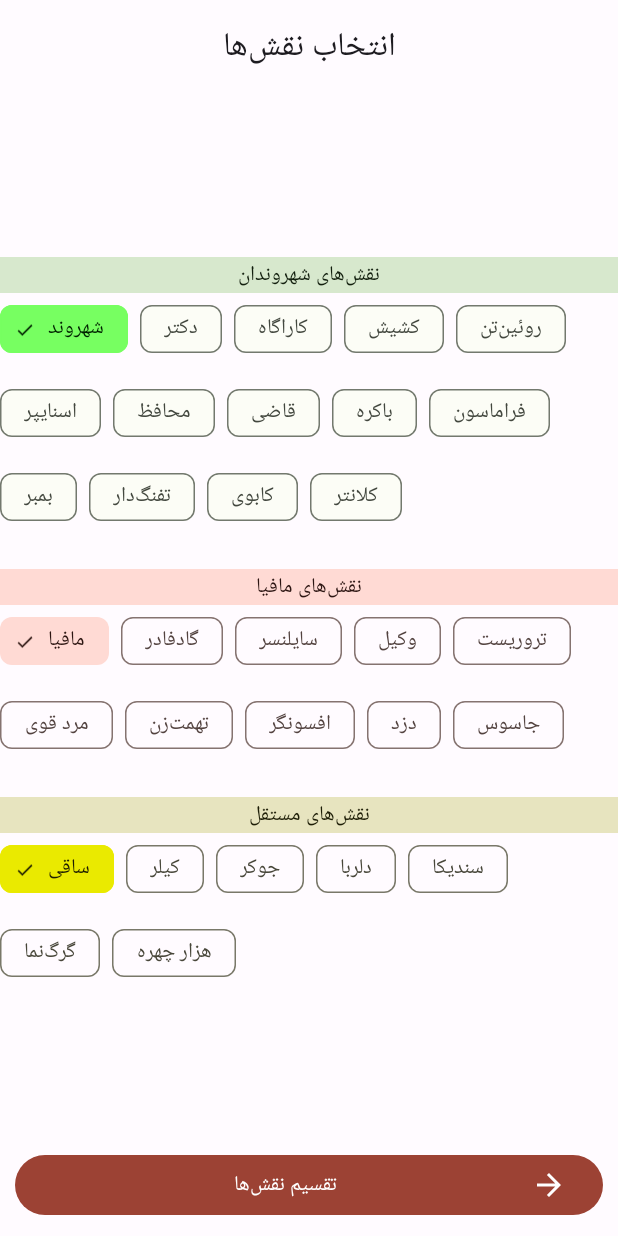
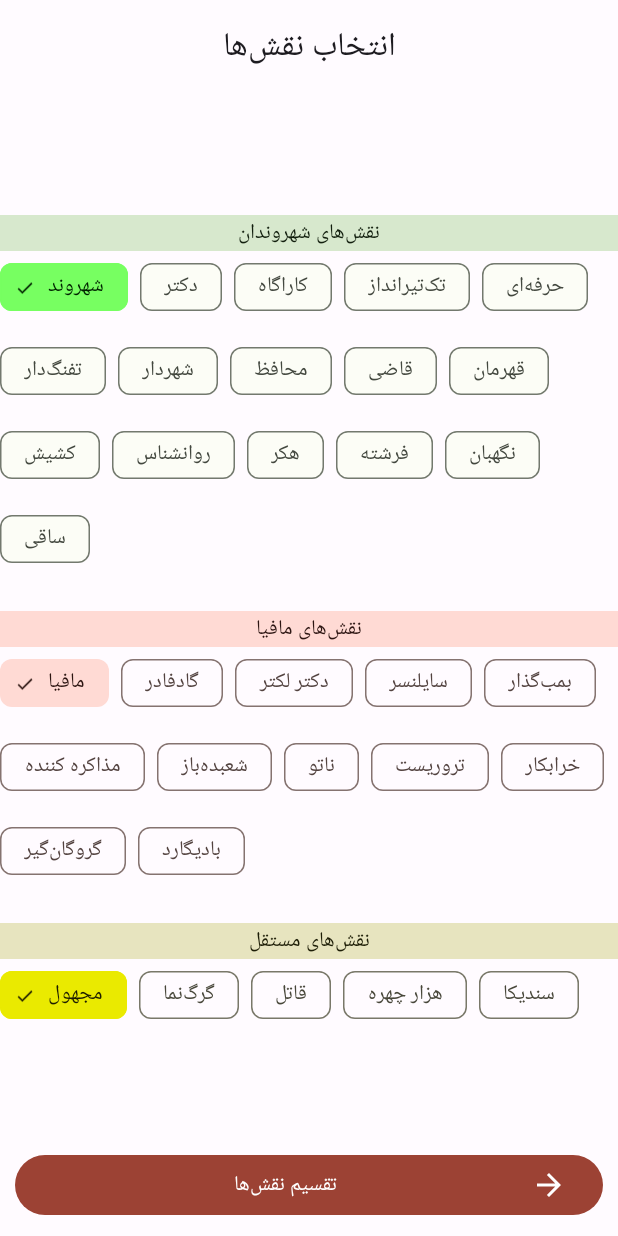
Before and after one commit to IamRezaMousavi/Mafia, an Android app: the RoleActivity screen opened directly, with no data from a screen before it, on a phone screen of 412 x 824 dp. Run offline under Robolectric (Android 15) with nearby library versions, the phone set to English and light mode, and no system bars.

Commit message:
extract string values

```diff
--- a/app/src/main/java/com/github/iamrezamousavi/mafia/ui/view/MainActivity.kt
+++ b/app/src/main/java/com/github/iamrezamousavi/mafia/ui/view/MainActivity.kt
@@ -50,7 +50,7 @@ class MainActivity : AppCompatActivity() {
             val players = viewModel.getPlayers().value ?: return@setOnClickListener
             val playerCheckedSize = players.filter { it.isChecked }.size
             if (playerCheckedSize < 3) {
-                Toast.makeText(this, "Not enough", Toast.LENGTH_SHORT).show()
+                Toast.makeText(this, R.string.player_not_enough, Toast.LENGTH_SHORT).show()
             } else {
                 startActivity(Intent(this, RoleActivity::class.java))
             }
@@ -73,7 +73,7 @@ class MainActivity : AppCompatActivity() {
             when (menuItem.itemId) {
                 R.id.menuItemSelectAll -> {
                     viewModel.selectAllPlayer()
-                    Toast.makeText(this, "Select All", Toast.LENGTH_SHORT).show()
+                    Toast.makeText(this, R.string.select_all, Toast.LENGTH_SHORT).show()
                     true
                 }
 
--- a/app/src/main/java/com/github/iamrezamousavi/mafia/ui/view/PlayerRoleActivity.kt
+++ b/app/src/main/java/com/github/iamrezamousavi/mafia/ui/view/PlayerRoleActivity.kt
@@ -17,6 +17,8 @@ import com.github.iamrezamousavi.mafia.ui.viewmodel.RoleViewModel
 import com.github.iamrezamousavi.mafia.ui.viewmodel.RoleViewModelFactory
 
 class PlayerRoleActivity : AppCompatActivity() {
+    private val extraValue = "roles"
+
     private lateinit var binding: ActivityPlayerRoleBinding
 
     private lateinit var playerRoleAdapter: PlayerRoleAdapter
@@ -43,7 +45,7 @@ class PlayerRoleActivity : AppCompatActivity() {
         )
 
         val roles = ArrayList(
-            intent.extras?.getString("roles")?.split(",")?.map { it.trim(' ', '[', ']') }
+            intent.extras?.getString(extraValue)?.split(",")?.map { it.trim(' ', '[', ']') }
                 ?: ArrayList()
         )
         roleViewModel.setRoles(roles)
@@ -56,9 +58,11 @@ class PlayerRoleActivity : AppCompatActivity() {
                 AlertDialog.Builder(this)
                     .setTitle(role)
                     .setMessage("${player.name}: $role")
-                    .setPositiveButton("Ok", DialogInterface.OnClickListener { dialog, _ ->
-                        dialog.cancel()
-                    })
+                    .setPositiveButton(
+                        R.string.ok_button,
+                        DialogInterface.OnClickListener { dialog, _ ->
+                            dialog.cancel()
+                        })
                     .show()
             }
         )
@@ -73,7 +77,7 @@ class PlayerRoleActivity : AppCompatActivity() {
             when (menuItem.itemId) {
                 R.id.menuItemRefresh -> {
                     roleViewModel.shuffled()
-                    Toast.makeText(this, "Refresh", Toast.LENGTH_SHORT).show()
+                    Toast.makeText(this, R.string.refresh, Toast.LENGTH_SHORT).show()
                     true
                 }
 
--- a/app/src/main/java/com/github/iamrezamousavi/mafia/ui/view/RoleActivity.kt
+++ b/app/src/main/java/com/github/iamrezamousavi/mafia/ui/view/RoleActivity.kt
@@ -8,6 +8,7 @@ import com.github.iamrezamousavi.mafia.databinding.ActivityRoleBinding
 import com.google.android.material.chip.Chip
 
 class RoleActivity : AppCompatActivity() {
+    private val extraValue = "roles"
 
     private lateinit var binding: ActivityRoleBinding
     override fun onCreate(savedInstanceState: Bundle?) {
@@ -40,7 +41,7 @@ class RoleActivity : AppCompatActivity() {
             Toast.makeText(this, "$selectedRoles", Toast.LENGTH_SHORT).show()
 
             val intent = Intent(this, PlayerRoleActivity::class.java)
-            intent.putExtra("roles", selectedRoles.toString())
+            intent.putExtra(extraValue, selectedRoles.toString())
             startActivity(intent)
         }
     }
--- a/app/src/main/java/com/github/iamrezamousavi/mafia/ui/viewmodel/RoleViewModel.kt
+++ b/app/src/main/java/com/github/iamrezamousavi/mafia/ui/viewmodel/RoleViewModel.kt
@@ -3,6 +3,7 @@ package com.github.iamrezamousavi.mafia.ui.viewmodel
 import androidx.lifecycle.LiveData
 import androidx.lifecycle.MutableLiveData
 import androidx.lifecycle.ViewModel
+import com.github.iamrezamousavi.mafia.R
 import com.github.iamrezamousavi.mafia.data.model.Player
 
 class RoleViewModel : ViewModel() {
@@ -22,7 +23,7 @@ class RoleViewModel : ViewModel() {
         val playersSize = players.value?.size ?: 0
         var playerRoles = roles
         while (playerRoles.size < playersSize) {
-            playerRoles.add("شهروند")
+            playerRoles.add(R.string.citizen.toString())
         }
         playerRoles = ArrayList(playerRoles.shuffled())
         playerRoles = ArrayList(playerRoles.shuffled())
--- a/app/src/main/res/layout/citizen_chipgroup.xml
+++ b/app/src/main/res/layout/citizen_chipgroup.xml
@@ -19,7 +19,7 @@
             android:layout_width="wrap_content"
             android:layout_height="wrap_content"
             android:checked="true"
-            android:text="شهروند"
+            android:text="@string/citizen"
             android:textColor="@color/citizenchip_text"
             app:checkedIconTint="@color/citizenchip_text"
             app:chipBackgroundColor="@color/citizenchip_background"
@@ -30,7 +30,7 @@
             style="@style/Widget.Material3.Chip.Filter"
             android:layout_width="wrap_content"
             android:layout_height="wrap_content"
-            android:text="دکتر"
+            android:text="@string/doctor"
             android:textColor="@color/citizenchip_text"
             app:checkedIconTint="@color/citizenchip_text"
             app:chipBackgroundColor="@color/citizenchip_background"
@@ -41,7 +41,7 @@
             style="@style/Widget.Material3.Chip.Filter"
             android:layout_width="wrap_content"
             android:layout_height="wrap_content"
-            android:text="کاراگاه"
+            android:text="@string/detective"
             android:textColor="@color/citizenchip_text"
             app:checkedIconTint="@color/citizenchip_text"
             app:chipBackgroundColor="@color/citizenchip_background"
@@ -52,7 +52,7 @@
             style="@style/Widget.Material3.Chip.Filter"
             android:layout_width="wrap_content"
             android:layout_height="wrap_content"
-            android:text="کشیش"
+            android:text="@string/sniper"
             android:textColor="@color/citizenchip_text"
             app:checkedIconTint="@color/citizenchip_text"
             app:chipBackgroundColor="@color/citizenchip_background"
@@ -63,7 +63,7 @@
             style="@style/Widget.Material3.Chip.Filter"
             android:layout_width="wrap_content"
             android:layout_height="wrap_content"
-            android:text="روئین‌‌تن"
+            android:text="@string/professional"
             android:textColor="@color/citizenchip_text"
             app:checkedIconTint="@color/citizenchip_text"
             app:chipBackgroundColor="@color/citizenchip_background"
@@ -74,7 +74,7 @@
             style="@style/Widget.Material3.Chip.Filter"
             android:layout_width="wrap_content"
             android:layout_height="wrap_content"
-            android:text="اسنایپر"
+            android:text="@string/gunman"
             android:textColor="@color/citizenchip_text"
             app:checkedIconTint="@color/citizenchip_text"
             app:chipBackgroundColor="@color/citizenchip_background"
@@ -85,7 +85,7 @@
             style="@style/Widget.Material3.Chip.Filter"
             android:layout_width="wrap_content"
             android:layout_height="wrap_content"
-            android:text="محافظ"
+            android:text="@string/mayor"
             android:textColor="@color/citizenchip_text"
             app:checkedIconTint="@color/citizenchip_text"
             app:chipBackgroundColor="@color/citizenchip_background"
@@ -96,7 +96,7 @@
             style="@style/Widget.Material3.Chip.Filter"
             android:layout_width="wrap_content"
             android:layout_height="wrap_content"
-            android:text="قاضی"
+            android:text="@string/guardian"
             android:textColor="@color/citizenchip_text"
             app:checkedIconTint="@color/citizenchip_text"
             app:chipBackgroundColor="@color/citizenchip_background"
@@ -107,7 +107,7 @@
             style="@style/Widget.Material3.Chip.Filter"
             android:layout_width="wrap_content"
             android:layout_height="wrap_content"
-            android:text="باکره"
+            android:text="@string/judge"
             android:textColor="@color/citizenchip_text"
             app:checkedIconTint="@color/citizenchip_text"
             app:chipBackgroundColor="@color/citizenchip_background"
@@ -118,8 +118,7 @@
             style="@style/Widget.Material3.Chip.Filter"
             android:layout_width="wrap_content"
             android:layout_height="wrap_content"
-            android:checked="false"
-            android:text="فراماسون"
+            android:text="@string/champion"
             android:textColor="@color/citizenchip_text"
             app:checkedIconTint="@color/citizenchip_text"
             app:chipBackgroundColor="@color/citizenchip_background"
@@ -130,8 +129,7 @@
             style="@style/Widget.Material3.Chip.Filter"
             android:layout_width="wrap_content"
             android:layout_height="wrap_content"
-            android:checked="false"
-            android:text="بمبر"
+            android:text="@string/priest"
             android:textColor="@color/citizenchip_text"
             app:checkedIconTint="@color/citizenchip_text"
             app:chipBackgroundColor="@color/citizenchip_background"
@@ -142,7 +140,7 @@
             style="@style/Widget.Material3.Chip.Filter"
             android:layout_width="wrap_content"
             android:layout_height="wrap_content"
-            android:text="تفنگ‌دار"
+            android:text="@string/psychologist"
             android:textColor="@color/citizenchip_text"
             app:checkedIconTint="@color/citizenchip_text"
             app:chipBackgroundColor="@color/citizenchip_background"
@@ -153,7 +151,7 @@
             style="@style/Widget.Material3.Chip.Filter"
             android:layout_width="wrap_content"
             android:layout_height="wrap_content"
-            android:text="کابوی"
+            android:text="@string/hacker"
             android:textColor="@color/citizenchip_text"
             app:checkedIconTint="@color/citizenchip_text"
             app:chipBackgroundColor="@color/citizenchip_background"
@@ -164,7 +162,29 @@
             style="@style/Widget.Material3.Chip.Filter"
             android:layout_width="wrap_content"
             android:layout_height="wrap_content"
-            android:text="کلانتر"
+            android:text="@string/angel"
+            android:textColor="@color/citizenchip_text"
+            app:checkedIconTint="@color/citizenchip_text"
+            app:chipBackgroundColor="@color/citizenchip_background"
+            app:chipStrokeColor="@color/citizenchip_stroke" />
+
+        <com.google.android.material.chip.Chip
+            android:id="@+id/chip15"
+            style="@style/Widget.Material3.Chip.Filter"
+            android:layout_width="wrap_content"
+            android:layout_height="wrap_content"
+            android:text="@string/vigilante"
+            android:textColor="@color/citizenchip_text"
+            app:checkedIconTint="@color/citizenchip_text"
+            app:chipBackgroundColor="@color/citizenchip_background"
+            app:chipStrokeColor="@color/citizenchip_stroke" />
+
+        <com.google.android.material.chip.Chip
+            android:id="@+id/chip16"
+            style="@style/Widget.Material3.Chip.Filter"
+            android:layout_width="wrap_content"
+            android:layout_height="wrap_content"
+            android:text="@string/bartender"
             android:textColor="@color/citizenchip_text"
             app:checkedIconTint="@color/citizenchip_text"
             app:chipBackgroundColor="@color/citizenchip_background"
--- a/app/src/main/res/layout/independent_chipgroup.xml
+++ b/app/src/main/res/layout/independent_chipgroup.xml
@@ -19,7 +19,7 @@
             android:layout_width="wrap_content"
             android:layout_height="wrap_content"
             android:checked="true"
-            android:text="ساقی"
+            android:text="@string/unknown"
             android:textColor="@color/independentchip_text"
             app:checkedIconTint="@color/independentchip_text"
             app:chipBackgroundColor="@color/independentchip_background"
@@ -30,7 +30,18 @@
             style="@style/Widget.Material3.Chip.Filter"
             android:layout_width="wrap_content"
             android:layout_height="wrap_content"
-            android:text="کیلر"
+            android:text="@string/wolfs_rain"
+            android:textColor="@color/independentchip_text"
+            app:checkedIconTint="@color/independentchip_text"
+            app:chipBackgroundColor="@color/independentchip_background"
+            app:chipStrokeColor="@color/independentchip_stroke" />
+
+        <com.google.android.material.chip.Chip
+            android:id="@+id/chip32"
+            style="@style/Widget.Material3.Chip.Filter"
+            android:layout_width="wrap_content"
+            android:layout_height="wrap_content"
+            android:text="@string/killer"
             android:textColor="@color/independentchip_text"
             app:checkedIconTint="@color/independentchip_text"
             app:chipBackgroundColor="@color/independentchip_background"
@@ -41,18 +52,7 @@
             style="@style/Widget.Material3.Chip.Filter"
             android:layout_width="wrap_content"
             android:layout_height="wrap_content"
-            android:text="جوکر"
-            android:textColor="@color/independentchip_text"
-            app:checkedIconTint="@color/independentchip_text"
-            app:chipBackgroundColor="@color/independentchip_background"
-            app:chipStrokeColor="@color/independentchip_stroke" />
-
-        <com.google.android.material.chip.Chip
-            android:id="@+id/chip34"
-            style="@style/Widget.Material3.Chip.Filter"
-            android:layout_width="wrap_content"
-            android:layout_height="wrap_content"
-            android:text="دلربا"
+            android:text="@string/thousand_faces"
             android:textColor="@color/independentchip_text"
             app:checkedIconTint="@color/independentchip_text"
             app:chipBackgroundColor="@color/independentchip_background"
@@ -63,29 +63,7 @@
             style="@style/Widget.Material3.Chip.Filter"
             android:layout_width="wrap_content"
             android:layout_height="wrap_content"
-            android:text="سندیکا"
-            android:textColor="@color/independentchip_text"
-            app:checkedIconTint="@color/independentchip_text"
-            app:chipBackgroundColor="@color/independentchip_background"
-            app:chipStrokeColor="@color/independentchip_stroke" />
-
-        <com.google.android.material.chip.Chip
-            android:id="@+id/chip36"
-            style="@style/Widget.Material3.Chip.Filter"
-            android:layout_width="wrap_content"
-            android:layout_height="wrap_content"
-            android:text="گرگ‌نما"
-            android:textColor="@color/independentchip_text"
-            app:checkedIconTint="@color/independentchip_text"
-            app:chipBackgroundColor="@color/independentchip_background"
-            app:chipStrokeColor="@color/independentchip_stroke" />
-
-        <com.google.android.material.chip.Chip
-            android:id="@+id/chip37"
-            style="@style/Widget.Material3.Chip.Filter"
-            android:layout_width="wrap_content"
-            android:layout_height="wrap_content"
-            android:text="هزار چهره"
+            android:text="@string/syndicate"
             android:textColor="@color/independentchip_text"
             app:checkedIconTint="@color/independentchip_text"
             app:chipBackgroundColor="@color/independentchip_background"
--- a/app/src/main/res/layout/mafia_chipgroup.xml
+++ b/app/src/main/res/layout/mafia_chipgroup.xml
@@ -14,75 +14,89 @@
         app:layout_constraintTop_toTopOf="parent">
 
         <com.google.android.material.chip.Chip
-            android:id="@+id/chip21"
+            android:id="@+id/chip1"
             style="@style/Widget.Material3.Chip.Filter"
             android:layout_width="wrap_content"
             android:layout_height="wrap_content"
             android:checked="true"
-            android:text="مافیا" />
+            android:text="@string/mafia" />
 
         <com.google.android.material.chip.Chip
-            android:id="@+id/chip22"
+            android:id="@+id/chip2"
             style="@style/Widget.Material3.Chip.Filter"
             android:layout_width="wrap_content"
             android:layout_height="wrap_content"
-            android:text="گادفادر" />
+            android:text="@string/godfather" />
 
         <com.google.android.material.chip.Chip
-            android:id="@+id/chip23"
+            android:id="@+id/chip3"
             style="@style/Widget.Material3.Chip.Filter"
             android:layout_width="wrap_content"
             android:layout_height="wrap_content"
-            android:text="سایلنسر" />
+            android:text="@string/dr_lecter" />
 
         <com.google.android.material.chip.Chip
-            android:id="@+id/chip24"
+            android:id="@+id/chip4"
             style="@style/Widget.Material3.Chip.Filter"
             android:layout_width="wrap_content"
             android:layout_height="wrap_content"
-            android:text="وکیل" />
+            android:text="@string/silencer" />
 
         <com.google.android.material.chip.Chip
-            android:id="@+id/chip25"
+            android:id="@+id/chip5"
             style="@style/Widget.Material3.Chip.Filter"
             android:layout_width="wrap_content"
             android:layout_height="wrap_content"
-            android:text="تروریست" />
+            android:text="@string/bomber" />
 
         <com.google.android.material.chip.Chip
-            android:id="@+id/chip26"
+            android:id="@+id/chip6"
             style="@style/Widget.Material3.Chip.Filter"
             android:layout_width="wrap_content"
             android:layout_height="wrap_content"
-            android:text="مرد قوی" />
+            android:text="@string/negotiator" />
 
         <com.google.android.material.chip.Chip
-            android:id="@+id/chip27"
+            android:id="@+id/chip7"
             style="@style/Widget.Material3.Chip.Filter"
             android:layout_width="wrap_content"
             android:layout_height="wrap_content"
-            android:text="تهمت‌زن" />
+            android:text="@string/magician" />
 
         <com.google.android.material.chip.Chip
-            android:id="@+id/chip28"
+            android:id="@+id/chip8"
             style="@style/Widget.Material3.Chip.Filter"
             android:layout_width="wrap_content"
             android:layout_height="wrap_content"
-            android:text="افسونگر" />
+            android:text="@string/nato" />
 
         <com.google.android.material.chip.Chip
-            android:id="@+id/chip29"
+            android:id="@+id/chip9"
             style="@style/Widget.Material3.Chip.Filter"
             android:layout_width="wrap_content"
             android:layout_height="wrap_content"
-            android:text="دزد" />
+            android:text="@string/terrorist" />
 
         <com.google.android.material.chip.Chip
-            android:id="@+id/chip30"
+            android:id="@+id/chip10"
             style="@style/Widget.Material3.Chip.Filter"
             android:layout_width="wrap_content"
             android:layout_height="wrap_content"
-            android:text="جاسوس" />
+            android:text="@string/vandal" />
+
+        <com.google.android.material.chip.Chip
+            android:id="@+id/chip11"
+            style="@style/Widget.Material3.Chip.Filter"
+            android:layout_width="wrap_content"
+            android:layout_height="wrap_content"
+            android:text="@string/hostage_taker" />
+
+        <com.google.android.material.chip.Chip
+            android:id="@+id/chip12"
+            style="@style/Widget.Material3.Chip.Filter"
+            android:layout_width="wrap_content"
+            android:layout_height="wrap_content"
+            android:text="@string/bodyguard" />
 
     </com.google.android.material.chip.ChipGroup>
 
--- a/app/src/main/res/layout/player_item.xml
+++ b/app/src/main/res/layout/player_item.xml
@@ -40,7 +40,7 @@
             android:layout_marginStart="8dp"
             android:layout_marginLeft="8dp"
             android:background="@android:color/transparent"
-            android:contentDescription="clear item"
+            android:contentDescription="@string/delete_player"
             android:src="@drawable/baseline_clear_24"
             app:layout_constraintBottom_toBottomOf="parent"
             app:layout_constraintStart_toStartOf="parent"
--- a/app/src/main/res/menu/people_role_app_bar.xml
+++ b/app/src/main/res/menu/people_role_app_bar.xml
@@ -4,7 +4,7 @@
     <item
         android:id="@+id/menuItemRefresh"
         android:icon="@drawable/baseline_refresh_24"
-        android:title="Refresh"
+        android:title="@string/refresh"
         app:showAsAction="always" />
 
 </menu>
--- a/app/src/main/res/menu/top_app_bar.xml
+++ b/app/src/main/res/menu/top_app_bar.xml
@@ -4,7 +4,7 @@
     <item
         android:id="@+id/menuItemSelectAll"
         android:icon="@drawable/baseline_select_all_24"
-        android:title="Select All"
+        android:title="@string/select_all"
         app:showAsAction="always" />
 
 </menu>
--- a/app/src/main/res/values/strings.xml
+++ b/app/src/main/res/values/strings.xml
@@ -3,10 +3,54 @@
     <string name="player_name">نام بازیکن</string>
     <string name="select_roles">انتخاب نقش‌ها</string>
     <string name="player_list">لیست بازیکن‌ها</string>
+    <string name="division_roles">تقسیم نقش‌ها</string>
+    <string name="narrator">راوی</string>
+    <string name="settings">تنظیمات</string>
+
+    <string name="player_not_enough">حداقل ۳ نفر باید انتخاب کنید</string>
+    <string name="select_all">انتخاب همه</string>
+    <string name="delete_player">حذف بازیکن</string>
+    <string name="refresh">تازه کردن</string>
+    <string name="ok_button">متوجه شدم</string>
+
     <string name="citizen_roles">نقش‌های شهروندان</string>
     <string name="mafia_roles">نقش‌های مافیا</string>
     <string name="independent_roles">نقش‌های مستقل</string>
-    <string name="division_roles">تقسیم نقش‌ها</string>
-    <string name="narrator">راوی</string>
-    <string name="settings">تنظیمات</string>
+
+    <string name="citizen">شهروند</string>
+    <string name="doctor">دکتر</string>
+    <string name="detective">کاراگاه</string>
+    <string name="sniper">تک‌تیرانداز</string>
+    <string name="mayor">شهردار</string>
+    <string name="guardian">محافظ</string>
+    <string name="psychologist">روانشناس</string>
+    <string name="professional">حرفه‌ای</string>
+    <string name="gunman">تفنگ‌دار</string>
+    <string name="judge">قاضی</string>
+    <string name="champion">قهرمان</string>
+    <string name="priest">کشیش</string>
+    <string name="hacker">هکر</string>
+    <string name="angel">فرشته</string>
+    <string name="vigilante">نگهبان</string>
+    <string name="bartender">ساقی</string>
+
+    <string name="mafia">مافیا</string>
+    <string name="godfather">گادفادر</string>
+    <string name="dr_lecter">دکتر لکتر</string>
+    <string name="silencer">سایلنسر</string>
+    <string name="terrorist">تروریست</string>
+    <string name="negotiator">مذاکره کننده</string>
+    <string name="nato">ناتو</string>
+    <string name="vandal">خرابکار</string>
+    <string name="magician">شعبده‌باز</string>
+    <string name="hostage_taker">گروگان‌گیر</string>
+    <string name="bodyguard">بادیگارد</string>
+    <string name="bomber">بمب‌گذار</string>
+
+    <string name="unknown">مجهول</string>
+    <string name="wolfs_rain">گرگ‌نما</string>
+    <string name="killer">قاتل</string>
+    <string name="thousand_faces">هزار چهره</string>
+    <string name="syndicate">سندیکا</string>
+
 </resources>
```
